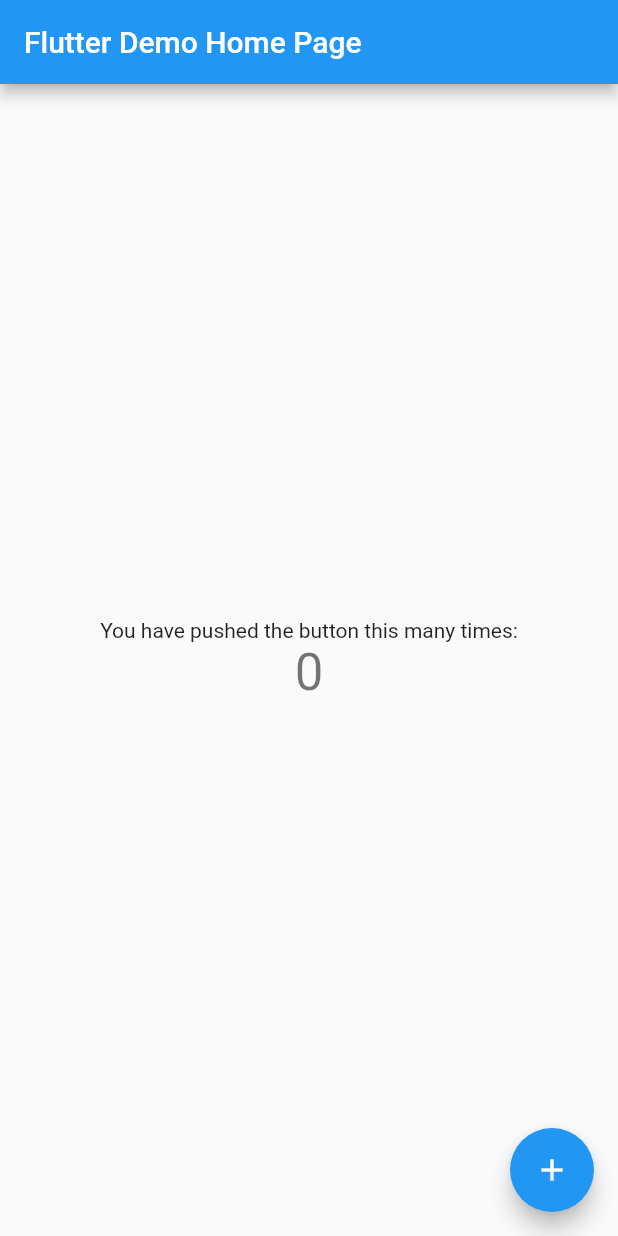
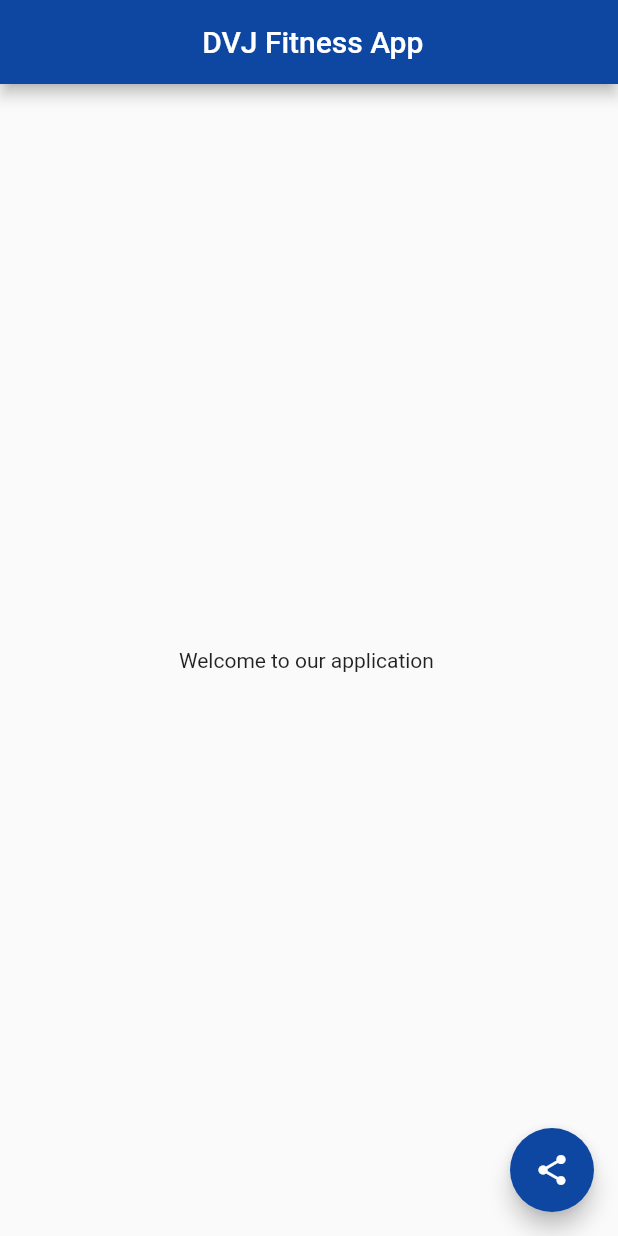
Before and after one commit to Dharshan21/DVJApp2, a Flutter app: the screen it shows after launch, on a phone screen of 412 x 824 dp. Run offline on Flutter 3.47's test engine with Material 2 defaults, Android fonts, the phone set to English and light mode, and no system bars.

Commit message:
My second change

```diff
--- a/lib/main.dart
+++ b/lib/main.dart
@@ -23,6 +23,7 @@ class MyApp extends StatelessWidget {
         primarySwatch: Colors.blue,
       ),
       home: MyHomePage(title: 'Flutter Demo Home Page'),
+      debugShowCheckedModeBanner: false,
     );
   }
 }
@@ -71,9 +72,12 @@ class _MyHomePageState extends State<MyHomePage> {
       appBar: AppBar(
         // Here we take the value from the MyHomePage object that was created by
         // the App.build method, and use it to set our appbar title.
-        title: Text(widget.title),
+        centerTitle: true,
+        title: Text(" DVJ Fitness App"),
+        backgroundColor: Colors.blue[900],
       ),
       body: Center(
+
         // Center is a layout widget. It takes a single child and positions it
         // in the middle of the parent.
         child: Column(
@@ -91,23 +95,22 @@ class _MyHomePageState extends State<MyHomePage> {
           // center the children vertically; the main axis here is the vertical
           // axis because Columns are vertical (the cross axis would be
           // horizontal).
+
           mainAxisAlignment: MainAxisAlignment.center,
           children: <Widget>[
             Text(
-              'You have pushed the button this many times:',
-            ),
-            Text(
-              '$_counter',
-              style: Theme.of(context).textTheme.headline4,
+              'Welcome to our application ',
             ),
           ],
         ),
       ),
+
       floatingActionButton: FloatingActionButton(
-        onPressed: _incrementCounter,
-        tooltip: 'Increment',
-        child: Icon(Icons.add),
-      ), // This trailing comma makes auto-formatting nicer for build methods.
+        child: Icon(Icons.share),
+        backgroundColor: Colors.blue[900],
+        foregroundColor: Colors.white,
+        onPressed: () => {},
+      ),
     );
   }
 }
--- a/pubspec.yaml
+++ b/pubspec.yaml
@@ -32,6 +32,7 @@ dependencies:
 dev_dependencies:
   flutter_test:
     sdk: flutter
+    screen_loader: ^2.0.1
 
 # For information on the generic Dart part of this file, see the
 # following page: https://dart.dev/tools/pub/pubspec
```
